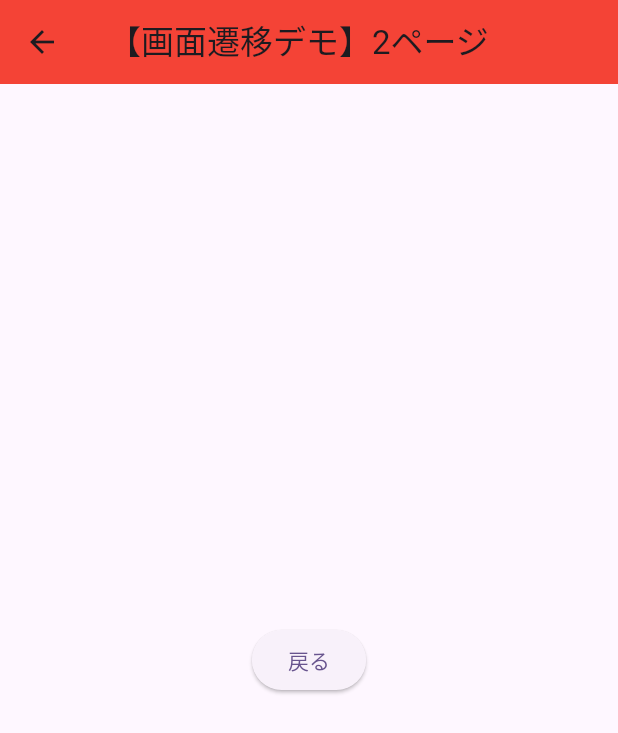
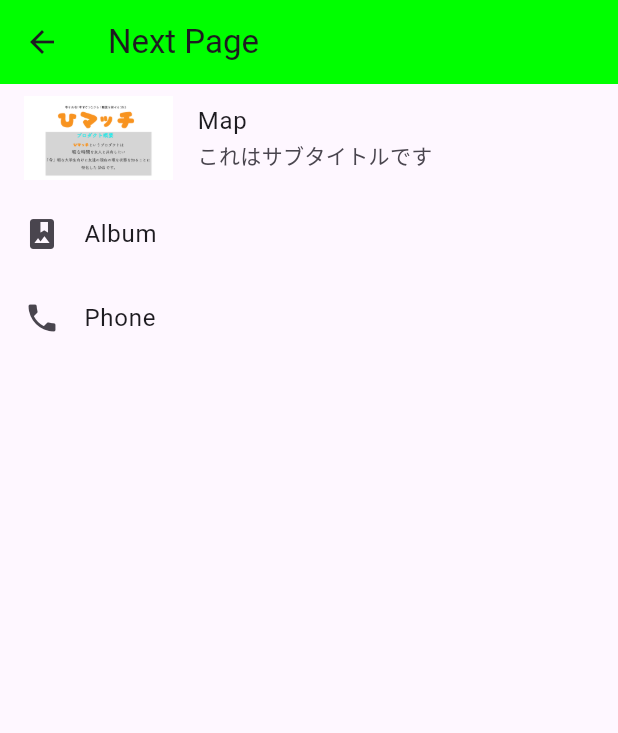
Before and after one commit to enpit2024/flutter_test, a Flutter app: the NextPage screen opened directly, on a phone screen of 412 x 824 dp. Shown: the top 733 px of the screen. Run offline on Flutter 3.47's test engine with Material 3 defaults, Android fonts, the phone set to English and light mode, and no system bars.

Commit message:
Update project settings and add page transition feature

```diff
--- /dev/null
+++ b/my_web_app/lib/list.dart
@@ -0,0 +1,52 @@
+import 'package:flutter/material.dart';
+
+class NextPage extends StatelessWidget {
+  const NextPage({super.key});
+
+  @override
+  Widget build(BuildContext context) {
+    return Scaffold(
+        appBar: AppBar(
+          title: const Text('Next Page'),
+          backgroundColor: const Color(0xFF00FF00),
+        ),
+        body: Center(
+          child: ListView(
+            children: <Widget>[
+              ListTile(
+                leading: Image.asset('images/ひマッチ@4x-100.jpg'),
+                title: const Text('Map'),
+                subtitle: const Text('これはサブタイトルです'),
+                onTap: () {
+                  Navigator.pop(context);
+                },
+              ),
+              ListTile(
+                leading: const Icon(Icons.photo_album),
+                title: const Text('Album'),
+                onTap: () {
+                  Navigator.pop(context);
+                },
+              ),
+              ListTile(
+                leading: const Icon(Icons.phone),
+                title: const Text('Phone'),
+                onTap: () {
+                  Navigator.pop(context);
+                },
+              ),
+            ],
+          )
+        )
+
+        // body: Center(
+        //   child: ElevatedButton(
+        //     onPressed: () {
+        //       Navigator.pop(context);
+        //     },
+        //     child: const Text('Go back!'),
+        //   ),
+        // ),
+        );
+  }
+}
--- a/my_web_app/lib/main.dart
+++ b/my_web_app/lib/main.dart
@@ -1,4 +1,5 @@
 import 'package:flutter/material.dart';
+import 'package:my_web_app/list.dart';
 
 void main() {
   runApp(const MyApp());
@@ -56,8 +57,8 @@ class _MyHomePageState extends State<MyHomePage> {
               padding: const EdgeInsets.only(right: 16.0), // 右端に少し余白を追加
               child: ElevatedButton(
                 onPressed: () {
-                  Navigator.push(
-                      context, MaterialPageRoute(builder: (context) => NextPage()));
+                  Navigator.push(context,
+                      MaterialPageRoute(builder: (context) => NextPage()));
                 },
                 style: ElevatedButton.styleFrom(
                   backgroundColor: Colors.grey[300],
@@ -73,22 +74,22 @@ class _MyHomePageState extends State<MyHomePage> {
   }
 }
 
-class NextPage extends StatelessWidget {
-  @override
-  Widget build(BuildContext context) {
-    return Scaffold(
-      appBar: AppBar(
-        title: Text('【画面遷移デモ】2ページ'),
-        backgroundColor: Colors.red,
-      ),
-      body: Center(
-        child: ElevatedButton(
-          child: Text("戻る"),
-          onPressed: () {
-            Navigator.pop(context);
-          },
-        ),
-      ),
-    );
-  }
-}
+// class NextPage extends StatelessWidget {
+//   @override
+//   Widget build(BuildContext context) {
+//     return Scaffold(
+//       appBar: AppBar(
+//         title: Text('【画面遷移デモ】2ページ'),
+//         backgroundColor: Colors.red,
+//       ),
+//       body: Center(
+//         child: ElevatedButton(
+//           child: Text("戻る"),
+//           onPressed: () {
+//             Navigator.pop(context);
+//           },
+//         ),
+//       ),
+//     );
+//   }
+// }
```
